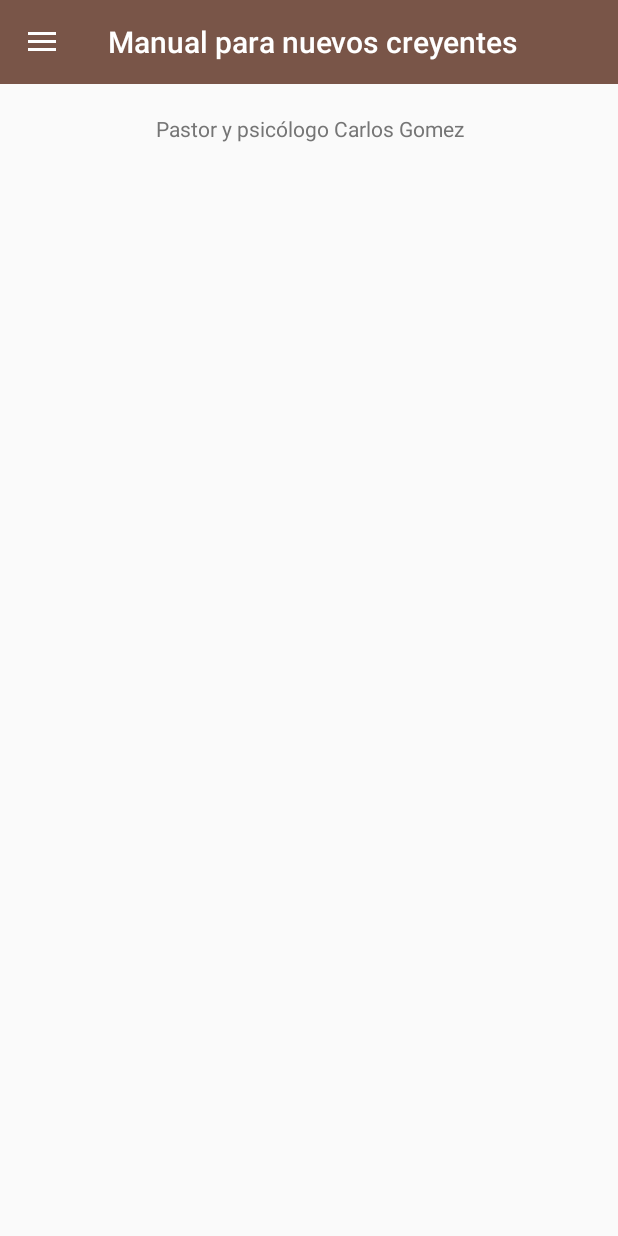
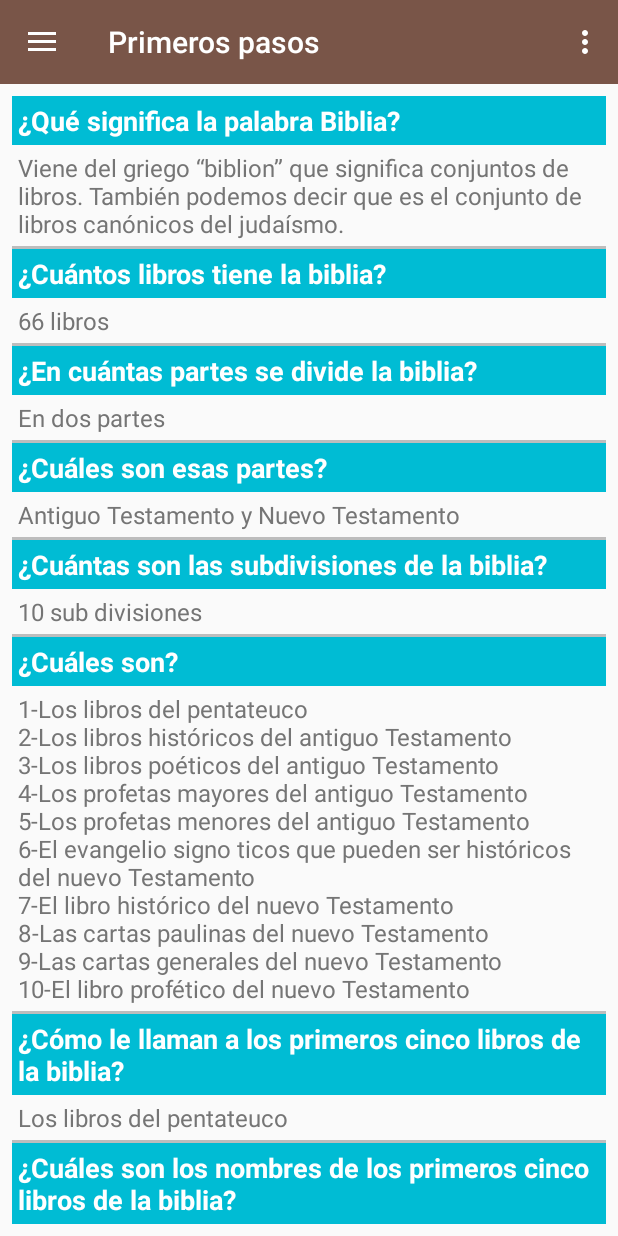
Before and after one commit to edwinabreu86/ManualParaNuevosCreyentes, an Android app: the screen it shows after launch (MainActivity), on a phone screen of 412 x 824 dp. Run offline under Robolectric (Android 15) with nearby library versions, the phone set to English and light mode, and no system bars.

```diff
--- a/app/src/main/java/com/edwin/abreusoft/manualparanuevoscreyentes/Content/QuestionsAndAnswers.java
+++ b/app/src/main/java/com/edwin/abreusoft/manualparanuevoscreyentes/Content/QuestionsAndAnswers.java
@@ -2,7 +2,7 @@ package com.edwin.abreusoft.manualparanuevoscreyentes.Content;
 
 public class QuestionsAndAnswers {
 
-    public static final String[] questions =
+    public static final String[] QUESTIONS =
             {"¿Qué significa la palabra Biblia?",
                     "¿Cuántos libros tiene la biblia?",
                     "¿En cuántas partes se divide la biblia?",
@@ -29,7 +29,7 @@ public class QuestionsAndAnswers {
                     "¿Cuál es el libro profético del nuevo testamento?"};
 
 
-    public static final String[] answers = {"Viene del griego “biblion” que significa conjuntos de libros. También podemos decir que es el conjunto de libros canónicos del judaísmo.",
+    public static final String[] ANSWERS = {"Viene del griego “biblion” que significa conjuntos de libros. También podemos decir que es el conjunto de libros canónicos del judaísmo.",
             "66 libros",
             "En dos partes",
             "Antiguo Testamento y Nuevo Testamento",
--- a/app/src/main/java/com/edwin/abreusoft/manualparanuevoscreyentes/MainActivity.java
+++ b/app/src/main/java/com/edwin/abreusoft/manualparanuevoscreyentes/MainActivity.java
@@ -18,6 +18,7 @@ import android.support.v7.app.ActionBarDrawerToggle;
 import android.support.v7.app.AppCompatActivity;
 import android.os.Bundle;
 import android.support.v7.widget.Toolbar;
+import android.view.Menu;
 import android.view.MenuItem;
 import android.view.View;
 import android.view.ViewGroup;
@@ -56,7 +57,7 @@ public class MainActivity extends AppCompatActivity implements NavigationView.On
         NavigationView navigationView = findViewById(R.id.navigation_view);
         navigationView.setNavigationItemSelectedListener(this);
 
-        changeFragmentText(R.string.app_name, getResources().getString(R.string.pastor));
+        changeFragmentList(R.string.first_steps, QuestionsAndAnswers.QUESTIONS, QuestionsAndAnswers.ANSWERS);
 
         prefs = getPreferences(Context.MODE_PRIVATE);
     }
@@ -106,18 +107,40 @@ public class MainActivity extends AppCompatActivity implements NavigationView.On
         }
     }
 
+    @Override
+    public boolean onCreateOptionsMenu(Menu menu) {
+        getMenuInflater().inflate(R.menu.main, menu);
+        return true;
+    }
+
+    @RequiresApi(api = Build.VERSION_CODES.LOLLIPOP)
+    @Override
+    public boolean onOptionsItemSelected(MenuItem item) {
+        switch (item.getItemId()) {
+            case R.id.menu_app_rating:
+                rateApp(getApplicationContext());
+                return true;
+            case R.id.menu_credits:
+                Intent intent = new Intent(this, CreditsActivity.class);
+                startActivity(intent);
+                return true;
+            case R.id.menu_exit:
+                finish();
+                return true;
+        }
+
+        return false;
+    }
+
     @RequiresApi(api = Build.VERSION_CODES.LOLLIPOP)
     @Override
     public boolean onNavigationItemSelected(@NonNull MenuItem item) {
         switch (item.getItemId()) {
-            case R.id.nav_introduction:
-                changeFragmentText(R.string.introduction, Paragraphs.INTR_CONTENT);
-                break;
             case R.id.nav_gratitude:
                 changeFragmentText(R.string.gratitude, Paragraphs.GRAT_CONTENT);
                 break;
             case R.id.nav_first_steps:
-                changeFragmentList(R.string.first_steps, QuestionsAndAnswers.questions, QuestionsAndAnswers.answers);
+                changeFragmentList(R.string.first_steps, QuestionsAndAnswers.QUESTIONS, QuestionsAndAnswers.ANSWERS);
                 break;
             case R.id.nav_bible_books:
                 changeFragmentBooks();
@@ -131,15 +154,6 @@ public class MainActivity extends AppCompatActivity implements NavigationView.On
             case R.id.nav_new_disciples:
                 changeFragmentText(R.string.new_disciples, Paragraphs.NEW_DISC_CONTENT);
                 break;
-            case R.id.nav_app_rating:
-                rateApp(getApplicationContext());
-                break;
-            case R.id.nav_credits:
-                Intent intent = new Intent(this, CreditsActivity.class);
-                startActivity(intent);
-                break;
-            case R.id.nav_exit:
-                finish();
         }
 
         drawer.closeDrawer(GravityCompat.START);
--- a/app/src/main/res/layout/fragment_items.xml
+++ b/app/src/main/res/layout/fragment_items.xml
@@ -1,5 +1,4 @@
-<LinearLayout
-    xmlns:android="http://schemas.android.com/apk/res/android"
+<LinearLayout xmlns:android="http://schemas.android.com/apk/res/android"
     android:layout_width="match_parent"
     android:layout_height="match_parent"
     android:orientation="vertical">
@@ -7,6 +6,9 @@
     <ListView
         android:id="@+id/list_view"
         android:layout_width="match_parent"
-        android:layout_height="match_parent" />
+        android:layout_height="match_parent"
+        android:layout_margin="@dimen/item_padding"
+        android:divider="@color/divider"
+        android:dividerHeight="2dp"/>
 
 </LinearLayout>
--- a/app/src/main/res/layout/list_item.xml
+++ b/app/src/main/res/layout/list_item.xml
@@ -5,21 +5,25 @@
     android:orientation="vertical"
     android:layout_width="match_parent"
     android:layout_height="wrap_content"
-    android:padding="@dimen/item_padding">
+    android:layout_margin="@dimen/item_padding">
 
     <TextView
         android:id="@+id/item_question"
         android:layout_width="match_parent"
         android:layout_height="wrap_content"
+        android:padding="4dp"
+        android:background="@color/accent"
         android:textSize="18sp"
-        android:textColor="@color/primary_text"
+        android:textStyle="bold"
+        android:textColor="@color/icons"
         tools:text="Question" />
 
     <TextView
         android:id="@+id/item_answer"
         android:layout_width="match_parent"
         android:layout_height="wrap_content"
-        android:textSize="14sp"
+        android:padding="4dp"
+        android:textSize="16sp"
         android:textColor="@color/secondary_text"
         tools:text="Answer" />
 
--- a/app/src/main/res/menu/drawer_menu.xml
+++ b/app/src/main/res/menu/drawer_menu.xml
@@ -1,8 +1,4 @@
-<menu
-    xmlns:android="http://schemas.android.com/apk/res/android">
-
-    <item android:title="@string/sections">
-        <menu>
+<menu xmlns:android="http://schemas.android.com/apk/res/android">
     <item
         android:id="@+id/nav_gratitude"
         android:title="@string/gratitude" />
@@ -22,19 +18,3 @@
         android:id="@+id/nav_new_disciples"
         android:title="@string/new_disciples" />
 </menu>
-    </item>
-
-    <item android:title="@string/others">
-        <menu>
-            <item
-                android:id="@+id/nav_app_rating"
-                android:title="@string/app_rating" />
-            <item
-                android:id="@+id/nav_credits"
-                android:title="@string/credits" />
-            <item
-                android:id="@+id/nav_exit"
-                android:title="@string/exit" />
-        </menu>
-    </item>
-</menu>
--- /dev/null
+++ b/app/src/main/res/menu/main.xml
@@ -0,0 +1,14 @@
+<?xml version="1.0" encoding="utf-8"?>
+<menu
+    xmlns:android="http://schemas.android.com/apk/res/android">
+
+    <item
+        android:id="@+id/menu_app_rating"
+        android:title="@string/app_rating" />
+    <item
+        android:id="@+id/menu_credits"
+        android:title="@string/credits" />
+    <item
+        android:id="@+id/menu_exit"
+        android:title="@string/exit" />
+</menu>
--- a/app/src/main/res/values/colors.xml
+++ b/app/src/main/res/values/colors.xml
@@ -6,8 +6,9 @@
     <color name="primary">#795548</color>
     <color name="primary_dark">#5D4037</color>
     <color name="primary_light">#D7CCC8</color>
-    <color name="accent">#536DFE</color>
+    <color name="accent">#00BCD4</color>
     <color name="primary_text">#212121</color>
     <color name="secondary_text">#757575</color>
     <color name="icons">#FFFFFF</color>
+    <color name="divider">#BDBDBD</color>
 </resources>
```
Also changed, not shown: app/src/main/res/layout/book_item.xml (+27 -17 lines). Lines whose indentation alone changed are shown as unchanged.
